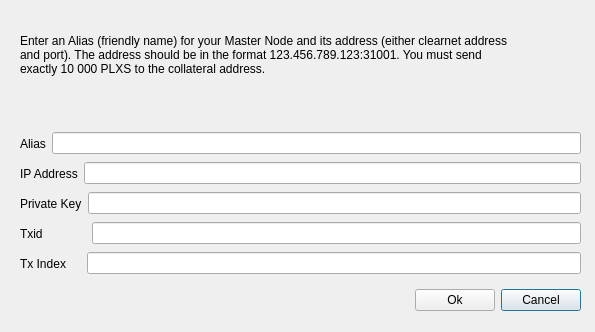
Before: the Qt Designer form src/qt/forms/createmasternodedialog.ui in altcuim/Plexus, drawn with Qt 5.
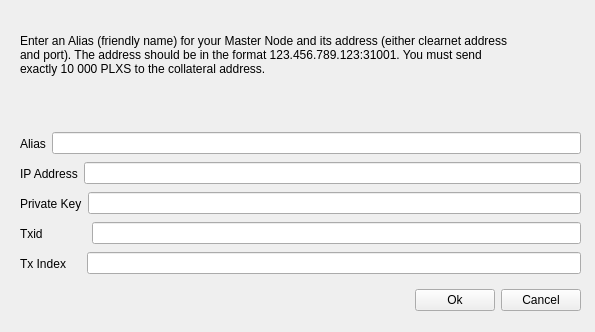
After: the same form once the commit is applied.

What changed in the file:
```diff
--- a/src/qt/forms/createmasternodedialog.ui
+++ b/src/qt/forms/createmasternodedialog.ui
@@ -1,7 +1,7 @@
 <?xml version="1.0" encoding="UTF-8"?>
 <ui version="4.0">
  <class>MNodeConfigDialog</class>
- <widget class="QDialog" name="MNodeConfigDialog">
+ <widget class="QWidget" name="MNodeConfigDialog">
   <property name="geometry">
    <rect>
     <x>0</x>
```
